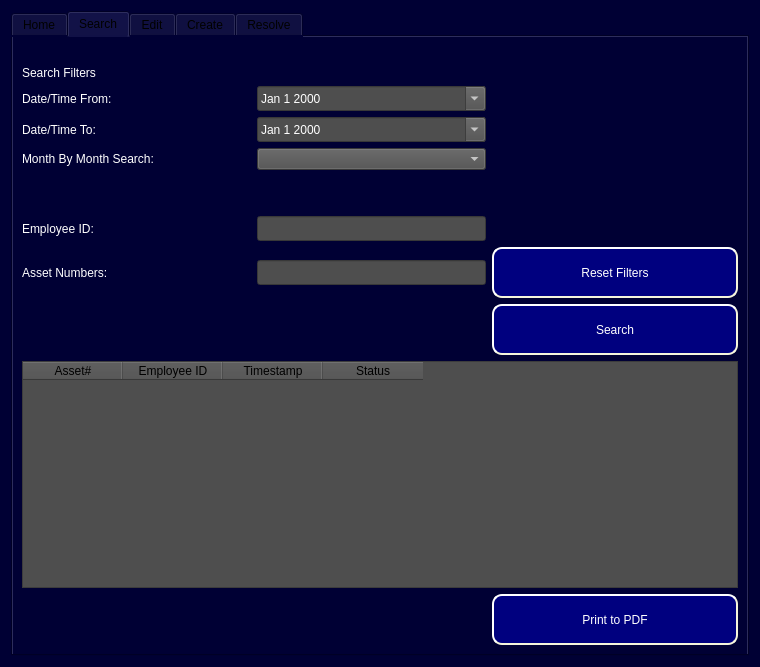
This is ui/Admin_Level2_Access.ui in Capstone-RFID/Code as Qt 5 draws it before an edit. The edited form follows.
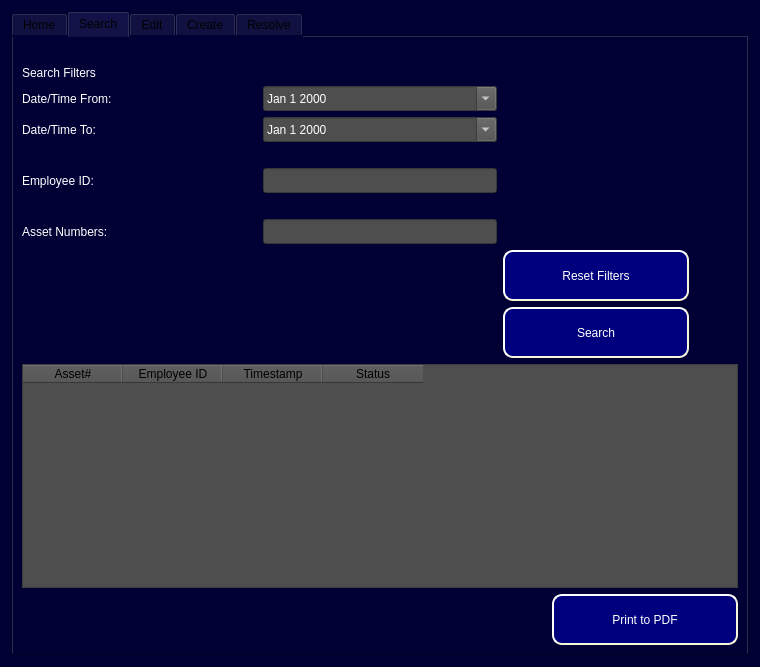
This is the edited form. The open tabs and pages were chosen to show the change.

Commit message:
Edit Status Dropdown includes description
Changed status dropdown to display status message in words instead of status number

What changed in the file:
```diff
--- a/ui/Admin_Level2_Access.ui
+++ b/ui/Admin_Level2_Access.ui
@@ -170,33 +170,18 @@
            </item>
            <item>
             <layout class="QGridLayout" name="gridLayout">
-             <item row="7" column="1">
-              <widget class="QLineEdit" name="Search_Employee_ID_Entry_Field">
-               <property name="minimumSize">
-                <size>
-                 <width>0</width>
-                 <height>25</height>
-                </size>
-               </property>
+             <item row="0" column="0">
+              <widget class="QLabel" name="Search_Filters_Title">
                <property name="styleSheet">
                 <string notr="true">color: rgb(255, 255, 255);
-background-color: rgb(78, 78, 78);
-font: 12pt &quot;MS Shell Dlg 2&quot;;</string>
-               </property>
-              </widget>
-             </item>
-             <item row="9" column="0">
-              <widget class="QLabel" name="Search_Asset_Num_From_Label">
-               <property name="styleSheet">
-                <string notr="true">color: rgb(255, 255, 255);
-font: 12pt &quot;MS Shell Dlg 2&quot;;</string>
+font: Bold 14pt &quot;MS Shell Dlg 2&quot;;</string>
                </property>
                <property name="text">
-                <string>Asset Numbers:</string>
+                <string>Search Filters</string>
                </property>
               </widget>
              </item>
-             <item row="10" column="2">
+             <item row="8" column="2">
               <widget class="QPushButton" name="Search_SearchAsset_Query_Button">
                <property name="sizePolicy">
                 <sizepolicy hsizetype="Fixed" vsizetype="Fixed">
@@ -206,7 +191,7 @@
                </property>
                <property name="minimumSize">
                 <size>
-                 <width>246</width>
+                 <width>186</width>
                  <height>51</height>
                 </size>
                </property>
@@ -260,45 +245,6 @@
                </property>
               </widget>
              </item>
-             <item row="4" column="0">
-              <spacer name="horizontalSpacer_2">
-               <property name="orientation">
-                <enum>Qt::Horizontal</enum>
-               </property>
-               <property name="sizeHint" stdset="0">
-                <size>
-                 <width>40</width>
-                 <height>20</height>
-                </size>
-               </property>
-              </spacer>
-             </item>
-             <item row="4" column="2">
-              <spacer name="horizontalSpacer_7">
-               <property name="orientation">
-                <enum>Qt::Horizontal</enum>
-               </property>
-               <property name="sizeHint" stdset="0">
-                <size>
-                 <width>40</width>
-                 <height>20</height>
-                </size>
-               </property>
-              </spacer>
-             </item>
-             <item row="4" column="1">
-              <spacer name="horizontalSpacer_6">
-               <property name="orientation">
-                <enum>Qt::Horizontal</enum>
-               </property>
-               <property name="sizeHint" stdset="0">
-                <size>
-                 <width>40</width>
-                 <height>20</height>
-                </size>
-               </property>
-              </spacer>
-             </item>
              <item row="1" column="0">
               <widget class="QLabel" name="Search_Datetime_From_Label">
                <property name="styleSheet">
@@ -310,7 +256,96 @@
                </property>
               </widget>
              </item>
+             <item row="3" column="1">
+              <spacer name="horizontalSpacer_6">
+               <property name="orientation">
+                <enum>Qt::Horizontal</enum>
+               </property>
+               <property name="sizeHint" stdset="0">
+                <size>
+                 <width>40</width>
+                 <height>20</height>
+                </size>
+               </property>
+              </spacer>
+             </item>
+             <item row="3" column="0">
+              <spacer name="horizontalSpacer_2">
+               <property name="orientation">
+                <enum>Qt::Horizontal</enum>
+               </property>
+               <property name="sizeHint" stdset="0">
+                <size>
+                 <width>40</width>
+                 <height>20</height>
+                </size>
+               </property>
+              </spacer>
+             </item>
+             <item row="3" column="2">
+              <spacer name="horizontalSpacer_7">
+               <property name="orientation">
+                <enum>Qt::Horizontal</enum>
+               </property>
+               <property name="sizeHint" stdset="0">
+                <size>
+                 <width>40</width>
+                 <height>20</height>
+                </size>
+               </property>
+              </spacer>
+             </item>
+             <item row="4" column="1">
+              <widget class="QLineEdit" name="Search_Employee_ID_Entry_Field">
+               <property name="minimumSize">
+                <size>
+                 <width>0</width>
+                 <height>25</height>
+                </size>
+               </property>
+               <property name="styleSheet">
+                <string notr="true">color: rgb(255, 255, 255);
+background-color: rgb(78, 78, 78);
+font: 12pt &quot;MS Shell Dlg 2&quot;;</string>
+               </property>
+              </widget>
+             </item>
+             <item row="4" column="0">
+              <widget class="QLabel" name="Search_Employee_ID_Label">
+               <property name="styleSheet">
+                <string notr="true">color: rgb(255, 255, 255);
+font: 12pt &quot;MS Shell Dlg 2&quot;;</string>
+               </property>
+               <property name="text">
+                <string>Employee ID:</string>
+               </property>
+              </widget>
+             </item>
              <item row="6" column="0">
+              <widget class="QLabel" name="Search_Asset_Num_From_Label">
+               <property name="styleSheet">
+                <string notr="true">color: rgb(255, 255, 255);
+font: 12pt &quot;MS Shell Dlg 2&quot;;</string>
+               </property>
+               <property name="text">
+                <string>Asset Numbers:</string>
+               </property>
+              </widget>
+             </item>
+             <item row="5" column="1">
+              <spacer name="horizontalSpacer_9">
+               <property name="orientation">
+                <enum>Qt::Horizontal</enum>
+               </property>
+               <property name="sizeHint" stdset="0">
+                <size>
+                 <width>40</width>
+                 <height>20</height>
+                </size>
+               </property>
+              </spacer>
+             </item>
+             <item row="5" column="0">
               <spacer name="horizontalSpacer_8">
                <property name="orientation">
                 <enum>Qt::Horizontal</enum>
@@ -323,7 +358,7 @@
                </property>
               </spacer>
              </item>
-             <item row="6" column="2">
+             <item row="5" column="2">
               <spacer name="horizontalSpacer_11">
                <property name="orientation">
                 <enum>Qt::Horizontal</enum>
@@ -336,43 +371,6 @@
                </property>
               </spacer>
              </item>
-             <item row="6" column="1">
-              <spacer name="horizontalSpacer_9">
-               <property name="orientation">
-                <enum>Qt::Horizontal</enum>
-               </property>
-               <property name="sizeHint" stdset="0">
-                <size>
-                 <width>40</width>
-                 <height>20</height>
-                </size>
-               </property>
-              </spacer>
-             </item>
-             <item row="2" column="1">
-              <widget class="QDateEdit" name="Search_Datetime_To">
-               <property name="minimumSize">
-                <size>
-                 <width>0</width>
-                 <height>25</height>
-                </size>
-               </property>
-               <property name="styleSheet">
-                <string notr="true">color: rgb(255, 255, 255);
-background-color: rgb(78, 78, 78);
-font: 12pt &quot;MS Shell Dlg 2&quot;;</string>
-               </property>
-               <property name="readOnly">
-                <bool>false</bool>
-               </property>
-               <property name="displayFormat">
-                <string>MMM d yyyy</string>
-               </property>
-               <property name="calendarPopup">
-                <bool>true</bool>
-               </property>
-              </widget>
-             </item>
              <item row="1" column="1">
               <widget class="QDateEdit" name="Search_Datetime_From">
                <property name="minimumSize">
@@ -397,11 +395,35 @@
                </property>
               </widget>
              </item>
-             <item row="9" column="2">
+             <item row="2" column="1">
+              <widget class="QDateEdit" name="Search_Datetime_To">
+               <property name="minimumSize">
+                <size>
+                 <width>0</width>
+                 <height>25</height>
+                </size>
+               </property>
+               <property name="styleSheet">
+                <string notr="true">color: rgb(255, 255, 255);
+background-color: rgb(78, 78, 78);
+font: 12pt &quot;MS Shell Dlg 2&quot;;</string>
+               </property>
+               <property name="readOnly">
+                <bool>false</bool>
+               </property>
+               <property name="displayFormat">
+                <string>MMM d yyyy</string>
+               </property>
+               <property name="calendarPopup">
+                <bool>true</bool>
+               </property>
+              </widget>
+             </item>
+             <item row="7" column="2">
               <widget class="QPushButton" name="Search_Reset_Fields_Button">
                <property name="minimumSize">
                 <size>
-                 <width>246</width>
+                 <width>186</width>
                  <height>51</height>
                 </size>
                </property>
@@ -433,18 +455,7 @@
                </property>
               </widget>
              </item>
-             <item row="7" column="0">
-              <widget class="QLabel" name="Search_Employee_ID_Label">
-               <property name="styleSheet">
-                <string notr="true">color: rgb(255, 255, 255);
-font: 12pt &quot;MS Shell Dlg 2&quot;;</string>
-               </property>
-               <property name="text">
-                <string>Employee ID:</string>
-               </property>
-              </widget>
-             </item>
-             <item row="9" column="1">
+             <item row="6" column="1">
               <widget class="QLineEdit" name="Search_Asset_Numbers_Field">
                <property name="minimumSize">
                 <size>
@@ -459,91 +470,6 @@
                </property>
               </widget>
              </item>
-             <item row="3" column="0">
-              <widget class="QLabel" name="Search_Month_By_Month_Search_Label">
-               <property name="styleSheet">
-                <string notr="true">color: rgb(255, 255, 255);
-font: 12pt &quot;MS Shell Dlg 2&quot;;</string>
-               </property>
-               <property name="text">
-                <string>Month By Month Search:</string>
-               </property>
-              </widget>
-             </item>
-             <item row="3" column="1">
-              <widget class="QComboBox" name="Search_Month_By_Month_Search_Dropdown">
-               <property name="styleSheet">
-                <string notr="true">color: rgb(255, 255, 255);
-background-color: rgb(78, 78, 78);
-font: 12pt &quot;MS Shell Dlg 2&quot;;</string>
-               </property>
-               <item>
-                <property name="text">
-                 <string/>
-                </property>
-               </item>
-               <item>
-                <property name="text">
-                 <string>Jan</string>
-                </property>
-               </item>
-               <item>
-                <property name="text">
-                 <string>Feb</string>
-                </property>
-               </item>
-               <item>
-                <property name="text">
-                 <string>Mar</string>
-                </property>
-               </item>
-               <item>
-                <property name="text">
-                 <string>Apr</string>
-                </property>
-               </item>
-               <item>
-                <property name="text">
-                 <string>May</string>
-                </property>
-               </item>
-               <item>
-                <property name="text">
-                 <string>Jun</string>
-                </property>
-               </item>
-               <item>
-                <property name="text">
-                 <string>Jul</string>
-                </property>
-               </item>
-               <item>
-                <property name="text">
-                 <string>Aug</string>
-                </property>
-               </item>
-               <item>
-                <property name="text">
-                 <string>Sep</string>
-                </property>
-               </item>
-               <item>
-                <property name="text">
-                 <string>Oct</string>
-                </property>
-               </item>
-               <item>
-                <property name="text">
-                 <string>Nov</string>
-                </property>
-               </item>
-               <item>
-                <property name="text">
-                 <string>Dec</string>
-                </property>
-               </item>
-              </widget>
-             </item>
             </layout>
            </item>
            <item>
@@ -603,7 +529,7 @@
              </property>
              <property name="minimumSize">
               <size>
-               <width>246</width>
+               <width>186</width>
                <height>51</height>
               </size>
              </property>
```
Left out of the diff: 241 changed lines with no effect on the pictures. The commit also changes 5 other files.
